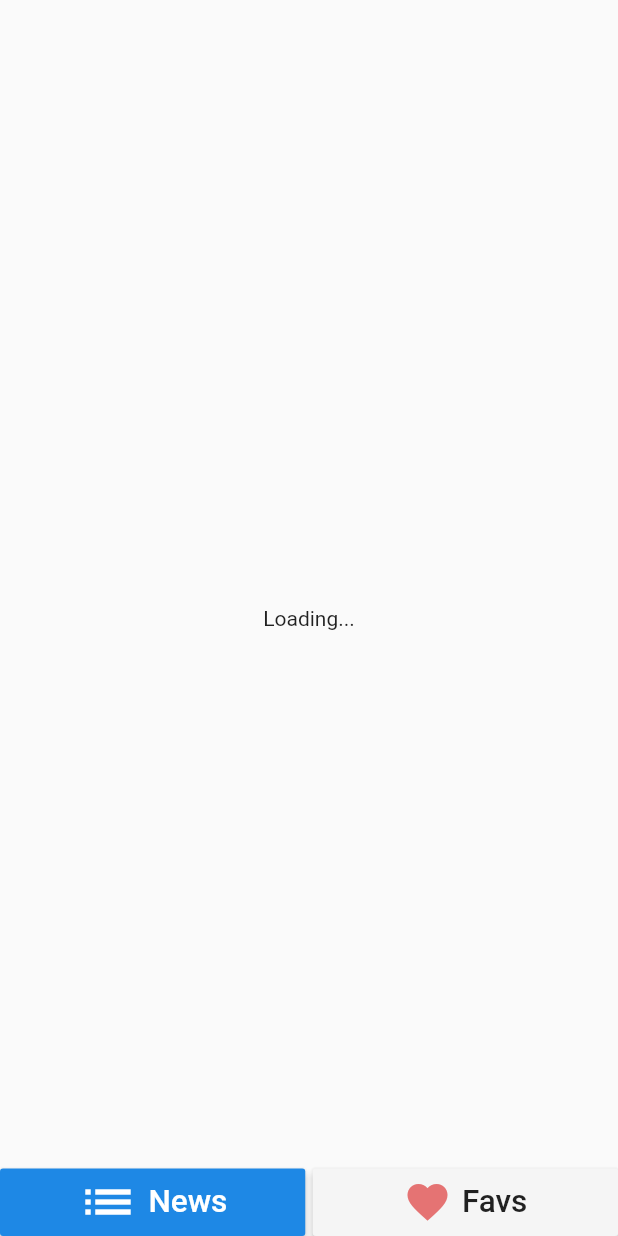
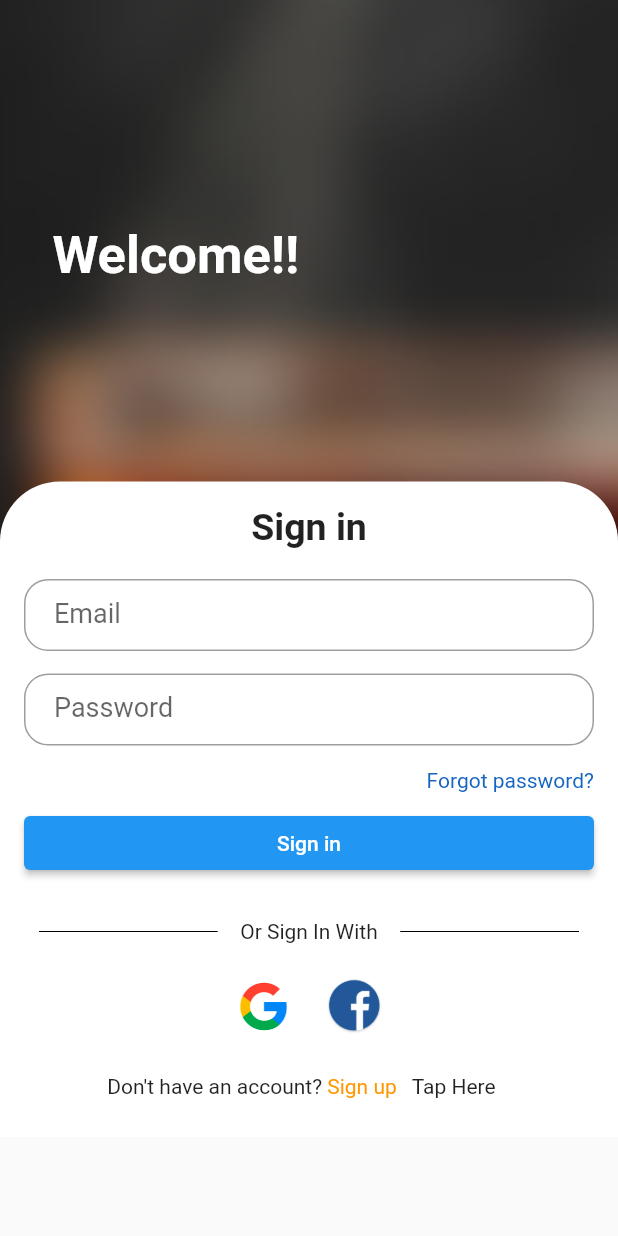
Before and after one commit to umeshvmanolkar/News-App, a Flutter app: the screen it shows after launch, on a phone screen of 412 x 824 dp. Run offline on Flutter 3.47's test engine with Material 2 defaults, Android fonts, the phone set to English and light mode, and no system bars; our stand-ins replace shared_preferences.

Commit message:
Login and Register page UI

```diff
--- /dev/null
+++ b/lib/login_page.dart
@@ -0,0 +1,189 @@
+
+import 'package:flutter/cupertino.dart';
+import 'package:flutter/material.dart';
+import 'signup_page.dart';
+
+class LoginPage extends StatefulWidget {
+  @override
+  _LoginPageState createState() => _LoginPageState();
+}
+
+class _LoginPageState extends State<LoginPage> {
+
+  Map <String,String> _authData = {
+
+    'email':'',
+    'password':''
+  };
+
+  @override
+  Widget build(BuildContext context) {
+    var ui;
+    return MaterialApp(
+      home: Scaffold(
+        body:Container(
+
+          decoration: BoxDecoration(image:
+          DecorationImage(
+            image: AssetImage("images/tea_back.png"),
+            fit: BoxFit.cover,
+          )),
+
+          child:SingleChildScrollView(
+            child: Column(
+                children:[
+                  SizedBox(height: 150,),
+
+                  Container(
+
+                    padding: EdgeInsets.only(left: 35),
+                      child: Align(
+                        child: Text("Welcome!!",
+                            style:TextStyle(
+                                color: Colors.white,
+                                fontSize:35,
+                                fontWeight: FontWeight.bold
+                            )),alignment: Alignment.topLeft,
+                      )),
+
+                  SizedBox(height: 130,),
+                  Container(
+                      decoration: BoxDecoration(
+                        color: Colors.white,
+                        borderRadius: BorderRadius.only(topLeft: Radius.circular(40),topRight: Radius.circular(40)),
+
+                      ),
+                    child: Padding(
+                  padding: const EdgeInsets.all(16.0),
+                      child: Column(
+                          mainAxisSize: MainAxisSize.max,
+                          crossAxisAlignment: CrossAxisAlignment
+                              .stretch,
+                          mainAxisAlignment:
+                          MainAxisAlignment.spaceEvenly,
+                          children: <Widget>[
+                            Center(child: Text("Sign in",style: TextStyle(fontWeight:FontWeight.bold,fontSize: 25), )),
+
+                          SizedBox(height: 20,),
+                          TextField(
+                              style: TextStyle(fontSize: 18.0,height: 1),
+                              decoration: InputDecoration(
+                                  contentPadding: EdgeInsets.fromLTRB(20.0, 15.0, 20.0, 15.0),
+                                  hintText: "Email",
+                                  border:
+                                  OutlineInputBorder(borderRadius: BorderRadius.circular(16.0))),
+                            ),
+
+                            SizedBox(height: 15,),
+
+                            TextField(
+
+                              style: TextStyle(fontSize: 18.0,height: 1),
+
+                              decoration: InputDecoration(
+                                  contentPadding: EdgeInsets.fromLTRB(20.0, 15.0, 20.0, 15.0),
+                                  hintText: "Password",
+                                  border:
+                                  OutlineInputBorder(borderRadius: BorderRadius.circular(16.0))),
+                            ),
+
+                            SizedBox(height: 15,),
+
+                            Align(child: Text("Forgot password?",style: TextStyle(color: Colors.blue[800]),),alignment: Alignment.centerRight,),
+
+                            SizedBox(height: 10,),
+
+                            Container(
+                                decoration: BoxDecoration(
+                                  color: Colors.white,
+                                  borderRadius: BorderRadius.all(Radius.circular(40)),
+                                ),
+                              child:
+                            ElevatedButton(child:Text("Sign in"),
+                                onPressed: (){}),
+                            ),
+
+
+                            SizedBox(height: 10,),
+
+                            Row( children:[
+
+                              Expanded( child:
+                              Container(
+                                margin: const EdgeInsets.only(left: 10, right: 15),
+                                  child: Divider(color: Colors.black, height: 50,)),
+                              ),
+
+                            Text("Or Sign In With"),
+
+                              Expanded( child:
+                              Container(
+                                  margin: const EdgeInsets.only(left: 15, right: 10),
+                                  child: Divider(color: Colors.black,height: 50,)),
+                              ),
+                            ],),
+
+
+                            Row(
+                              mainAxisAlignment: MainAxisAlignment.center,
+                              children: [
+
+                                Image(image: AssetImage("images/google_logo.png"),height: 50,width: 50,),
+
+                                SizedBox(width: 10,),
+
+                                Image(image: AssetImage("images/facebook_logo.png"),height: 50,width: 50,)
+                              ],
+                            ),
+
+                            SizedBox(height: 10,),
+
+                            Row(
+
+                              mainAxisAlignment: MainAxisAlignment.center,
+                              children: [
+                                Text("Don't have an account?"),
+
+                                GestureDetector(
+                                  child:
+                                Text(" Sign up",style: TextStyle(color: Colors.orange),),
+
+                                  onTap: (){
+                                    setState(() {
+                                      Navigator.push(context,MaterialPageRoute(builder: (context)=> SignupPage() ));
+                                    });
+
+                                  },
+                                ),
+
+                    InkWell(
+                      onTap: () {
+                        setState(() {
+
+
+                        Navigator.push(context,MaterialPageRoute(builder: (context)=> SignupPage() ));
+                        });
+                      },
+                      child: new Padding(
+                        padding: new EdgeInsets.all(10.0),
+                        child: new Text("Tap Here"),
+                      ),
+                    ),
+
+
+                                SizedBox(height: 10,)
+                              ],
+                            )
+                          ]
+
+                      ),
+                    )
+                  )
+              ]
+            ),
+          ),
+        )
+      ),
+    );
+  }
+}
--- a/lib/main.dart
+++ b/lib/main.dart
@@ -1,4 +1,6 @@
 import 'dart:convert';
+
+import 'package:news_app/login_page.dart';
 
 import 'Favorite.dart';
 import 'News.dart';
@@ -7,7 +9,7 @@ import 'package:flutter/material.dart';
 import 'package:http/http.dart' as http;
 
 void main() {
-  runApp(NewsApp());
+  runApp(LoginPage());
 }
 
 class NewsApp extends StatefulWidget {
--- a/pubspec.yaml
+++ b/pubspec.yaml
@@ -49,9 +49,8 @@ flutter:
   uses-material-design: true
 
   # To add assets to your application, add an assets section, like this:
-  # assets:
-  #   - images/a_dot_burr.jpeg
-  #   - images/a_dot_ham.jpeg
+  assets:
+    - images/
 
   # An image asset can refer to one or more resolution-specific "variants", see
   # https://flutter.dev/assets-and-images/#resolution-aware.
```
Also changed, not shown: lib/signup_page.dart (added, +169 -0 lines), images/facebook_logo.jpg (added), images/facebook_logo.png (added), images/google_logo.png (added), images/tea_back.png (added), screens/login_screen.dart (deleted).
